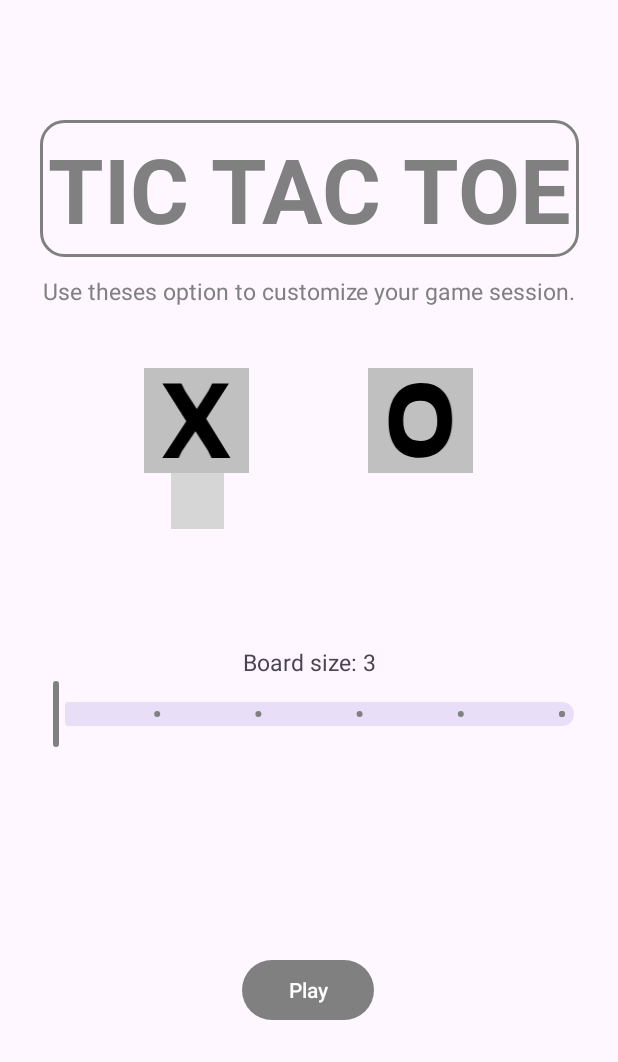
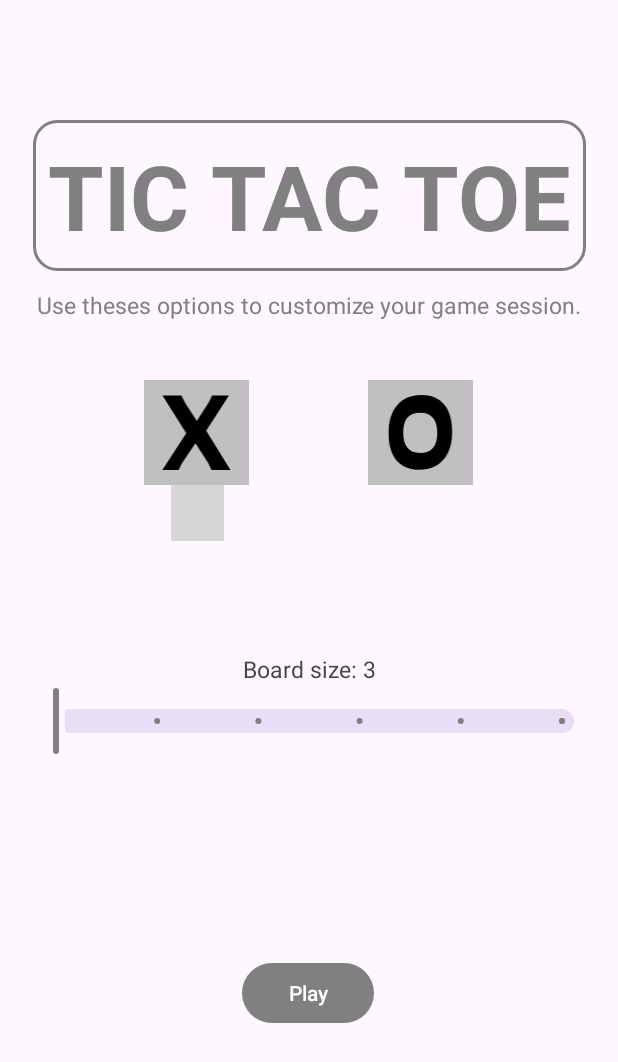
Before and after one commit to LannoySeb/TicTacToe, an Android app: the screen it shows after launch (MainActivity), on a phone screen of 412 x 824 dp. Shown: the top 1062 px of the screen. Run offline under Robolectric (Android 15) with nearby library versions, the phone set to English and light mode, and no system bars; our stand-ins replace navigation-ui; grey boxes are pictures that could not be loaded.

Commit message:
update ui

```diff
--- a/app/src/main/java/com/example/tictactoe/viewmodels/GamesViewModel.kt
+++ b/app/src/main/java/com/example/tictactoe/viewmodels/GamesViewModel.kt
@@ -53,8 +53,6 @@ class GamesViewModel(
             if(gameState.value == GameState.playing) {
                 activePlayer.postValue(if (playerActive.type == PlayerType.player) bot else player)
             }
-        }else{
-            // TODO handle error
         }
     }
 
--- a/app/src/main/res/layout/fragment_main_menu.xml
+++ b/app/src/main/res/layout/fragment_main_menu.xml
@@ -19,7 +19,7 @@
         android:background="@drawable/border"
         android:backgroundTint="@color/gray"
         android:textColor="@color/gray"
-        android:padding="5dp"
+        android:padding="10dp"
         style="@style/MainTitleTextStyle"/>
 
     <TextView
--- a/app/src/main/res/values/strings.xml
+++ b/app/src/main/res/values/strings.xml
@@ -4,7 +4,7 @@
     <string name="main_title">Tic Tac Toe"</string>
     <string name="play_title">Play</string>
     <string name="board_size_text">Board size: </string>
-    <string name="main_menu_text">Use theses option to customize your game session.</string>
+    <string name="main_menu_text">Use theses options to customize your game session.</string>
 
     <string name="win_title">It is a win</string>
     <string name="draw_title">It is a draw"</string>
```
